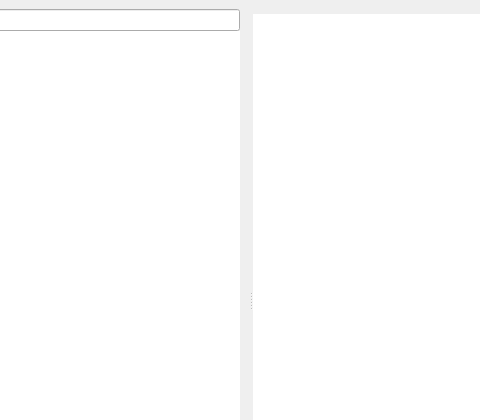
This is mainwindow.ui in AngryFender/Remini as Qt 5 draws it before an edit; both pictures show x 163 to 643 and y 0 to 420 of the 800 by 600 pixel window. The edited form follows.
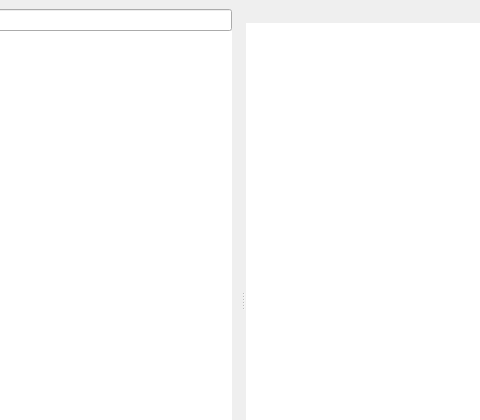
This is the edited form. Custom widgets are drawn as their Qt base class.

Commit message: Github Issue #57:  Layouts are more clean now with translucent background, thick borders and numbering on them. Also fixing issues where alt+tab didn't hide the layouts and layouts were appearing as seperate windows

What changed in the file:
```diff
--- a/mainwindow.ui
+++ b/mainwindow.ui
@@ -125,13 +125,13 @@
         </item>
        </layout>
       </widget>
-      <widget class="QWidget" name="verticalLayoutWidget">
+      <widget class="QFrame" name="uiRightPane">
        <layout class="QVBoxLayout" name="verticalLayout">
         <property name="spacing">
          <number>0</number>
         </property>
         <property name="leftMargin">
-         <number>0</number>
+         <number>1</number>
         </property>
         <item>
          <widget class="QLabel" name="uiTitle">
```
The commit also changes 7 other files.
